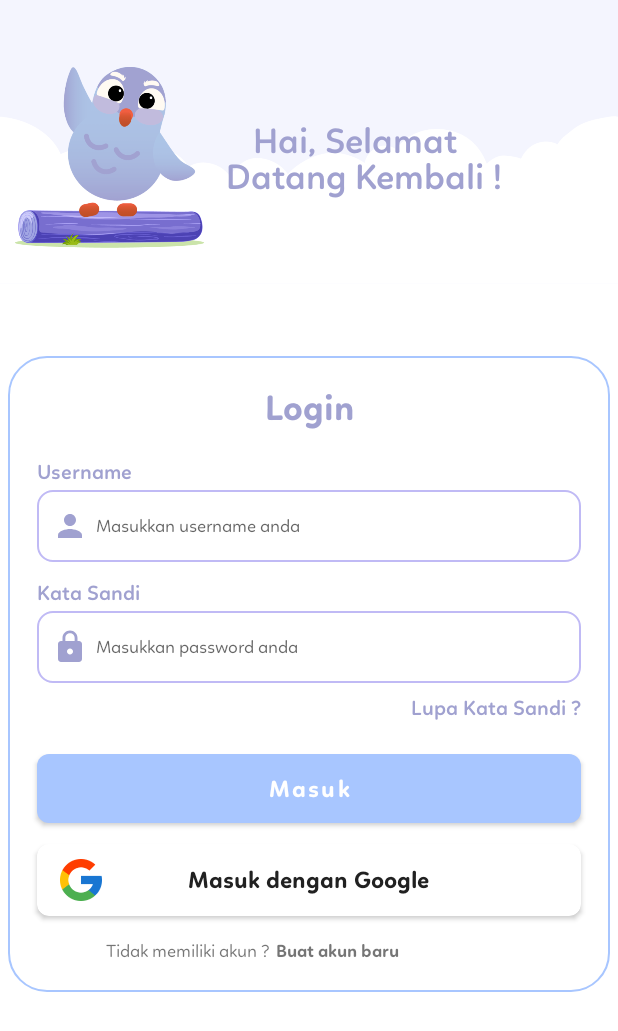
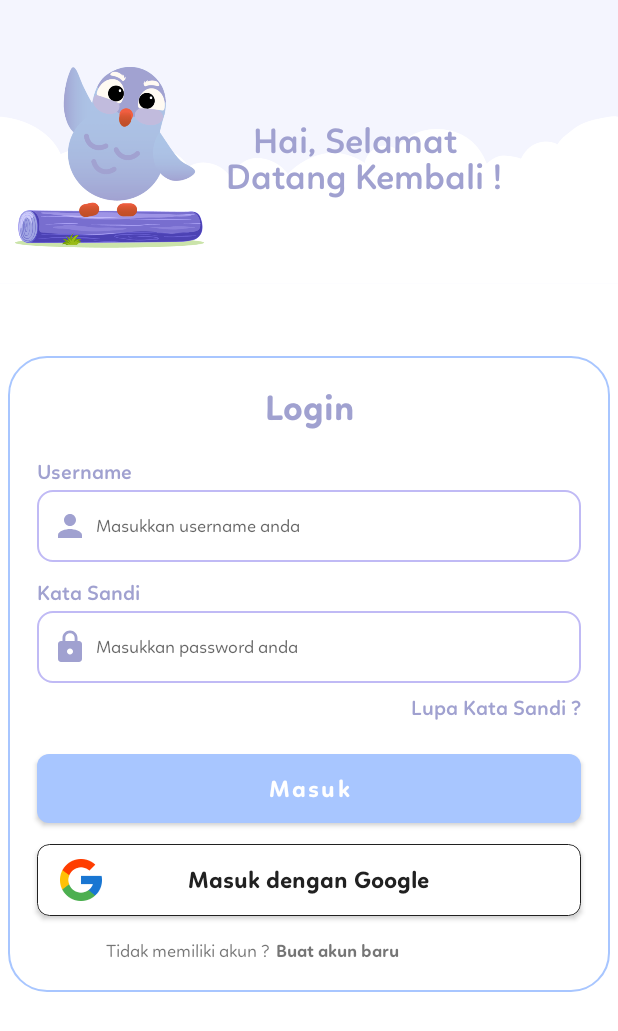
Before and after one commit to iqbalfariz/Yourney, an Android app: the LoginActivity screen opened directly, with no data from a screen before it, on a phone screen of 412 x 824 dp. Shown: the top 1031 px of the screen. Run offline under Robolectric (Android 15) with nearby library versions, the phone set to English and light mode, and no system bars; our stand-ins replace Firebase (no records; nobody signed in at launch, a user with empty details on screens opened directly); Roboto replaces fonts that are not available here.

Commit message:
Add border to button google

```diff
--- a/app/src/main/res/drawable/button_google_bg.xml
+++ b/app/src/main/res/drawable/button_google_bg.xml
@@ -4,6 +4,7 @@
     <item>
         <shape android:shape="rectangle">
             <solid android:color="@color/white"/>
+            <stroke android:width="0.8dp" android:color="@color/black"/>
             <corners android:radius="8dp"/>
         </shape>
     </item>
--- a/app/src/main/res/layout/activity_login.xml
+++ b/app/src/main/res/layout/activity_login.xml
@@ -192,7 +192,14 @@
             app:cardCornerRadius="8dp"
             app:layout_constraintEnd_toEndOf="parent"
             app:layout_constraintStart_toStartOf="parent"
-            app:layout_constraintTop_toBottomOf="@id/btn_login">
+            app:layout_constraintTop_toBottomOf="@id/btn_login"
+            >
+
+            <ImageView
+                android:layout_width="match_parent"
+                android:layout_height="match_parent"
+                android:src="@drawable/button_google_bg"
+                />
 
             <ImageView
                 android:id="@+id/imageView5"
```
